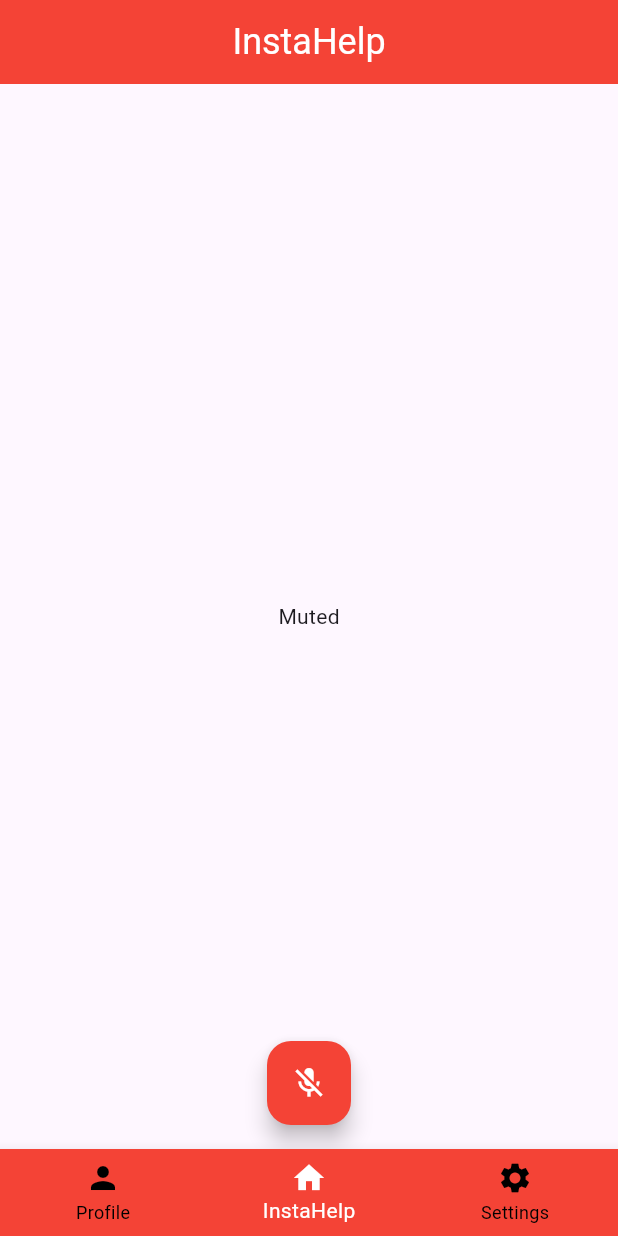
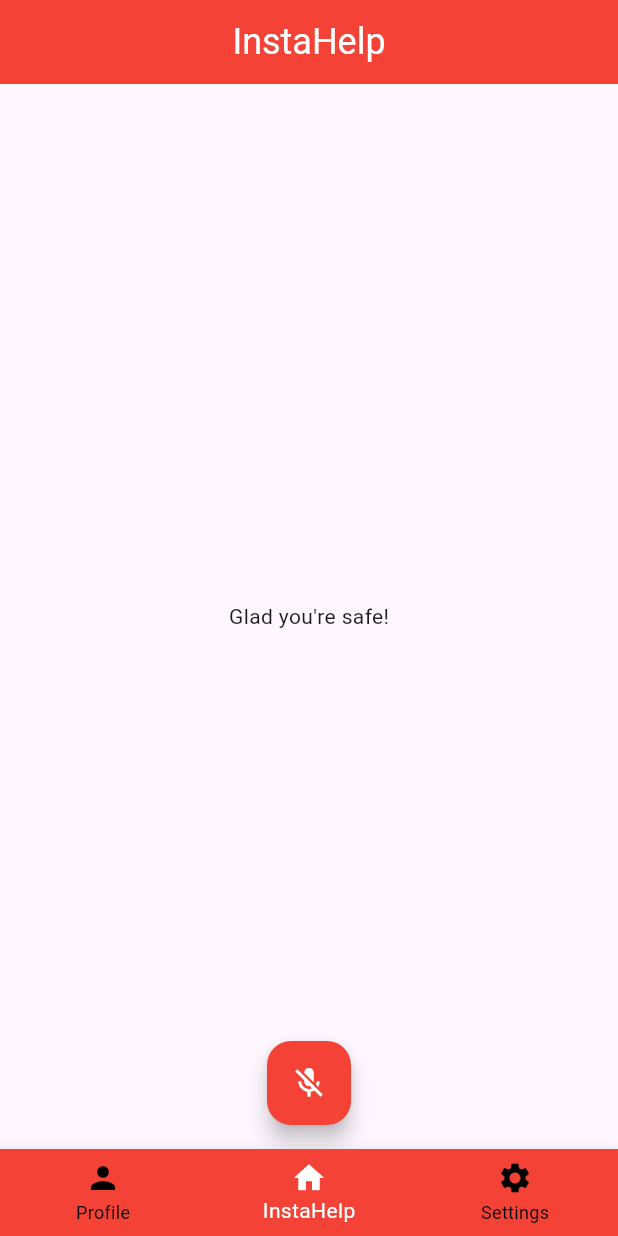
Before and after one commit to RobinSardja/InstaHelp, a Flutter app: the screen it shows after launch, item 2 of the bottom bar chosen, after a tap on the "mic" icon, on a phone screen of 412 x 824 dp. Run offline on Flutter 3.47's test engine with Material 3 defaults, Android fonts, the phone set to English and light mode, and no system bars; our stand-ins replace firebase_auth, firebase_core, geolocator, permission_handler, plugin_platform_interface; missing offline and left inert: dart:html, firebase_ui_auth, porcupine_flutter; accounts and stored records are empty.

```diff
--- a/lib/main.dart
+++ b/lib/main.dart
@@ -39,7 +39,7 @@ class InstaHelp extends StatefulWidget {
 
 class _InstaHelpState extends State<InstaHelp> {
 
-  String message = "Listening";
+  String message = "We've got your back!";
   bool muted = false;
 
   // initialize porcupine wake word manager
@@ -65,7 +65,8 @@ class _InstaHelpState extends State<InstaHelp> {
 
   // controls actions when wake word detected
   void wakeWordCallback(keywordIndex) {
-    sendInstaHelpAlert();
+    sendTextMessageAlert();
+    // showSnackBarMessage();
     setState(() {
       message = "Help is on the way!";
     });
@@ -92,7 +93,7 @@ class _InstaHelpState extends State<InstaHelp> {
   // sends text message alert
   static const emergencyContact = String.fromEnvironment("contact", defaultValue: "none");
 
-  void sendInstaHelpAlert() async {
+  void sendTextMessageAlert() async {
     try {
         Position location = await getLocation();
         await sendSMS(
@@ -104,6 +105,22 @@ class _InstaHelpState extends State<InstaHelp> {
       // handle sending text message error
     }
   }
+
+  // TODO: implement snack bar message
+  // // show snack bar message when distress detected
+  // void showSnackBarMessage() {
+  //   ScaffoldMessenger.of(context).showSnackBar(
+  //     SnackBar(
+  //       content: const Text("Help is on the way!"),
+  //       action: SnackBarAction(
+  //         label: "OK",
+  //         onPressed: () {
+
+  //         },
+  //       )
+  //     )
+  //   );
+  // }
 
   // get current location of user
   Future<Position> getLocation() async {
@@ -267,7 +284,7 @@ class _InstaHelpState extends State<InstaHelp> {
         onPressed: () {
           setState(() {
             muted = !muted;
-            message = muted ? "Muted" : "Listening";
+            message = muted ? "Glad you're safe!" : "We've got your back!";
           });
           muted ? pauseAudioCapture() : startAudioCapture();
         }
```
